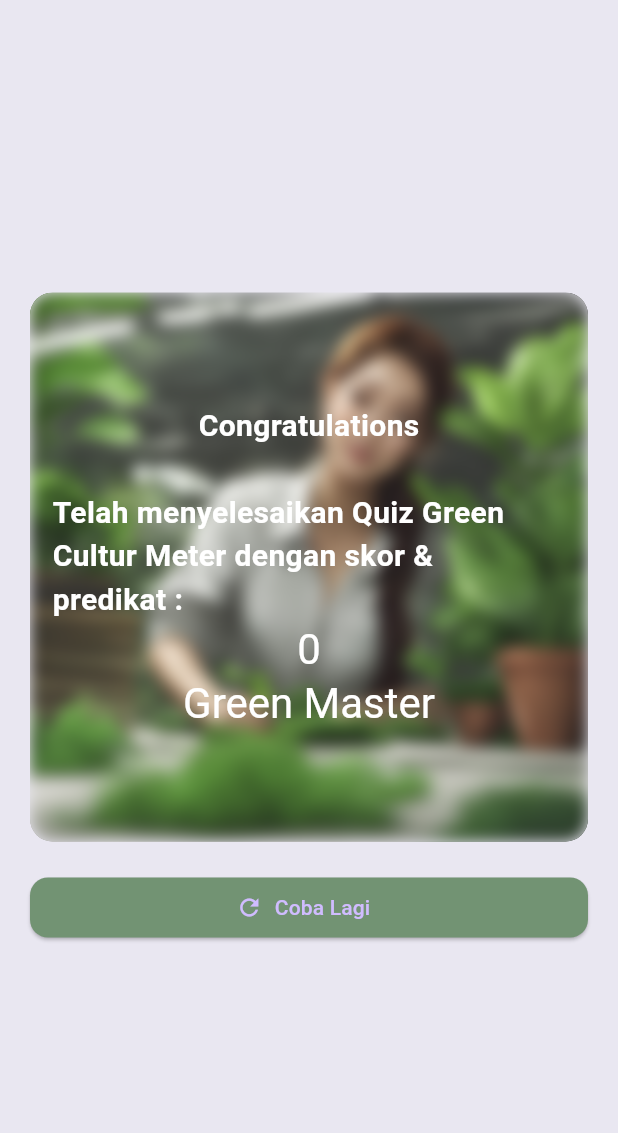
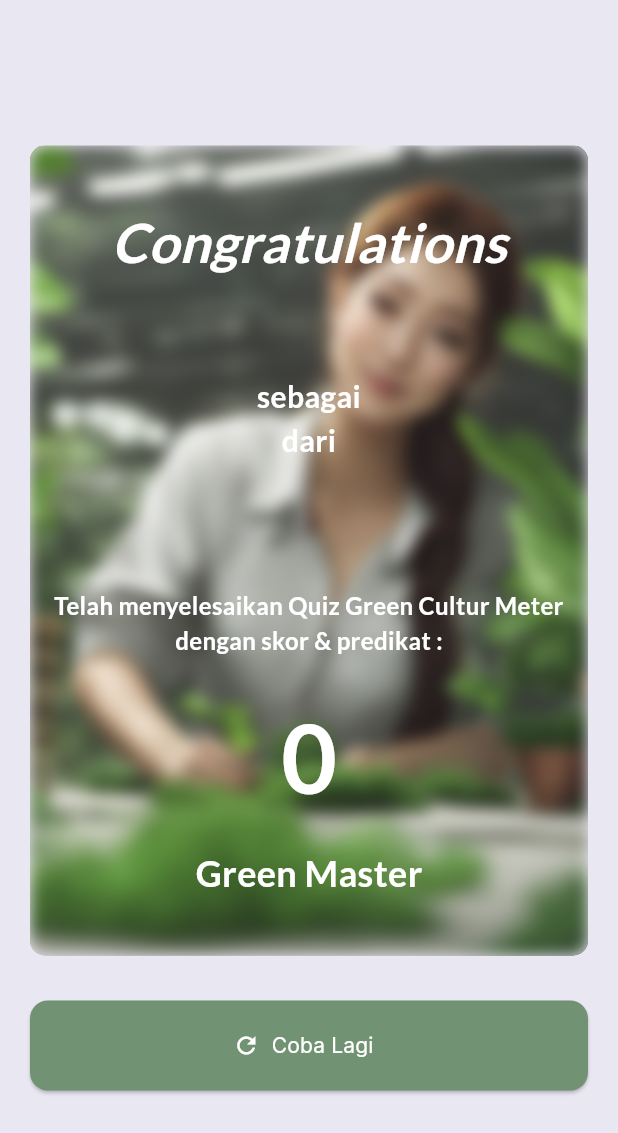
Before and after one commit to strayyouth666/Green-Culture-Meter, a Flutter app: the ScoreScreen screen opened directly with empty values, on a phone screen of 412 x 824 dp. Shown: the top 1133 px of the screen. Run offline on Flutter 3.47's test engine with Material 3 defaults, Android fonts, the light colour scheme and no system bars; our stand-ins replace flutter_svg, get.

Commit message:
add styling

```diff
--- a/lib/screens/quiz/components/option.dart
+++ b/lib/screens/quiz/components/option.dart
@@ -30,14 +30,14 @@
         backgroundColor: MaterialStateProperty.all(
           isSelected ? Colors.green : const Color(0xFF2C2395),
         ),
-        minimumSize: MaterialStateProperty.all(const Size(double.infinity, 40)),
-        padding: MaterialStateProperty.all(const EdgeInsets.all(16.0)),
+        minimumSize: MaterialStateProperty.all(const Size(double.infinity, 20)),
+        padding: MaterialStateProperty.all(const EdgeInsets.all(10.0)),
       ),
       child: Text(
         text,
-        style: TextStyle(
+        style: const TextStyle(
           fontFamily: 'Inter',
-          color: isSelected ? Colors.black : Colors.white,
+          color: Colors.white,
         ),
       ),
     );
--- a/lib/screens/quiz/components/question_card.dart
+++ b/lib/screens/quiz/components/question_card.dart
@@ -34,14 +34,14 @@
             ),
           ),
           const SizedBox(
-            height: 10,
+            height: 20,
           ),
           Container(
             margin: const EdgeInsets.symmetric(horizontal: kDefaultPadding),
             padding: const EdgeInsets.all(kDefaultPadding),
             decoration: BoxDecoration(
               color: const Color(0xFF1B1F31),
-              borderRadius: BorderRadius.circular(15),
+              borderRadius: BorderRadius.circular(10),
               border: Border.all(color: const Color(0xFFFFFEFE), width: 1),
             ),
             child: Column(
@@ -50,8 +50,12 @@
                   question.question,
                   style: Theme.of(context).textTheme.titleMedium!.copyWith(
                         color: Colors.white,
-                        fontFamily: 'Inter',
+                        fontFamily: 'Lato',
+                        fontSize: 18,
                       ),
+                ),
+                const SizedBox(
+                  height: 20,
                 ),
                 const SizedBox(height: kDefaultPadding / 2),
                 ...List.generate(
@@ -59,8 +63,7 @@
                   (index) {
                     final uniqueKey = GlobalKey();
                     return Padding(
-                      padding: const EdgeInsets.symmetric(
-                          vertical: kDefaultPadding / 2),
+                      padding: const EdgeInsets.symmetric(vertical: 8),
                       child: Option(
                         key: uniqueKey,
                         questionIndex: question.id,
@@ -148,6 +151,9 @@
               ),
             ),
           ),
+          const SizedBox(
+            height: 30,
+          ),
         ],
       ),
     );
--- a/lib/screens/score/score_screen.dart
+++ b/lib/screens/score/score_screen.dart
@@ -1,10 +1,11 @@
 import 'dart:ui';
+
 import 'package:flutter/material.dart';
 import 'package:get/get.dart';
 import 'package:green_culture_meter/constants.dart';
 import 'package:green_culture_meter/controllers/data_controller.dart';
 import 'package:green_culture_meter/controllers/question_controller.dart';
-import 'package:green_culture_meter/screens/quiz/quiz_screen.dart';
+import 'package:green_culture_meter/screens/welcome/welcome_screen.dart';
 
 class ScoreScreen extends StatelessWidget {
   final QuestionController questionController = Get.find<QuestionController>();
@@ -28,8 +29,11 @@
     return GetBuilder<DataController>(
       builder: (dataController) {
         String userName = dataController.name.value;
+        String position = dataController.position.value;
+        String department = dataController.department.value;
+        String nik = dataController.nik.value;
         return Scaffold(
-          backgroundColor: Color(0xFFE9E7F1),
+          backgroundColor: const Color(0xFFE9E7F1),
           body: Center(
             child: Padding(
               padding: const EdgeInsets.all(20.0),
@@ -38,16 +42,16 @@
                 children: [
                   SizedBox(
                     width: double.infinity,
-                    height: 366,
+                    height: 540,
                     child: ClipRRect(
-                      borderRadius: BorderRadius.circular(15.0),
+                      borderRadius: BorderRadius.circular(10.0),
                       child: Stack(
                         children: [
                           Image.asset(
                             'assets/image1.png',
                             fit: BoxFit.cover,
                             width: double.infinity,
-                            height: 366,
+                            height: 540,
                           ),
                           Positioned.fill(
                             child: BackdropFilter(
@@ -67,40 +71,97 @@
                                   const Text(
                                     "Congratulations",
                                     style: TextStyle(
+                                      fontSize: 36.0,
+                                      fontFamily: "Lato",
+                                      fontWeight: FontWeight.bold,
+                                      color: Colors.white,
+                                      fontStyle: FontStyle.italic,
+                                    ),
+                                  ),
+                                  const SizedBox(
+                                    height: 15,
+                                  ),
+                                  Text(
+                                    userName,
+                                    textAlign: TextAlign.center,
+                                    style: const TextStyle(
+                                      fontSize: 24.0,
+                                      fontFamily: "Lato",
+                                      fontWeight: FontWeight.bold,
+                                      color: Colors.white,
+                                    ),
+                                  ),
+                                  const SizedBox(
+                                    height: 15,
+                                  ),
+                                  Text(
+                                    "sebagai $position",
+                                    textAlign: TextAlign.center,
+                                    style: const TextStyle(
                                       fontSize: 20.0,
+                                      fontFamily: "Lato",
                                       fontWeight: FontWeight.bold,
                                       color: Colors.white,
                                     ),
                                   ),
                                   Text(
-                                    userName,
+                                    "dari $department",
+                                    textAlign: TextAlign.center,
                                     style: const TextStyle(
                                       fontSize: 20.0,
+                                      fontFamily: "Lato",
                                       fontWeight: FontWeight.bold,
                                       color: Colors.white,
                                     ),
                                   ),
-                                  const Text(
-                                    "Telah menyelesaikan Quiz Green Cultur Meter dengan skor & predikat :",
-                                    style: TextStyle(
-                                      fontSize: 20.0,
+                                  const SizedBox(
+                                    height: 20,
+                                  ),
+                                  Text(
+                                    nik,
+                                    style: const TextStyle(
+                                      fontSize: 24.0,
+                                      fontFamily: "Lato",
                                       fontWeight: FontWeight.bold,
                                       color: Colors.white,
                                     ),
                                   ),
+                                  const SizedBox(
+                                    height: 30,
+                                  ),
+                                  const Text(
+                                    "Telah menyelesaikan Quiz Green Cultur Meter dengan skor & predikat :",
+                                    textAlign: TextAlign.center,
+                                    style: TextStyle(
+                                      fontSize: 16.0,
+                                      fontFamily: "Lato",
+                                      fontWeight: FontWeight.bold,
+                                      color: Colors.white,
+                                    ),
+                                  ),
+                                  const SizedBox(
+                                    height: 20,
+                                  ),
                                   Text(
                                     "$totalPoints",
-                                    style: Theme.of(context)
-                                        .textTheme
-                                        .headlineMedium!
-                                        .copyWith(color: Colors.white),
+                                    style: const TextStyle(
+                                      fontSize: 64.0,
+                                      fontFamily: "Lato",
+                                      fontWeight: FontWeight.bold,
+                                      color: Colors.white,
+                                    ),
+                                  ),
+                                  const SizedBox(
+                                    height: 15,
                                   ),
                                   Text(
                                     grade,
-                                    style: Theme.of(context)
-                                        .textTheme
-                                        .headlineMedium!
-                                        .copyWith(color: Colors.white),
+                                    style: const TextStyle(
+                                      fontSize: 24.0,
+                                      fontFamily: "Lato",
+                                      fontWeight: FontWeight.bold,
+                                      color: Colors.white,
+                                    ),
                                   ),
                                 ],
                               ),
@@ -110,15 +171,25 @@
                       ),
                     ),
                   ),
-                  const SizedBox(height: 20),
+                  const SizedBox(height: 30),
                   SizedBox(
+                    height: 60,
                     width: double.infinity,
                     child: ElevatedButton.icon(
                       onPressed: () {
-                        Get.to(const QuizScreen());
+                        Get.to(WelcomeScreen());
                       },
-                      icon: const Icon(Icons.refresh),
-                      label: const Text('Coba Lagi'),
+                      icon: const Icon(
+                        Icons.refresh,
+                        color: Colors.white,
+                      ),
+                      label: const Text(
+                        'Coba Lagi',
+                        style: TextStyle(
+                          color: Colors.white,
+                          fontFamily: 'Inter',
+                        ),
+                      ),
                       style: ElevatedButton.styleFrom(
                         backgroundColor: const Color(0xFF729373),
                         shape: RoundedRectangleBorder(
--- a/lib/screens/welcome/welcome_screen.dart
+++ b/lib/screens/welcome/welcome_screen.dart
@@ -262,7 +262,6 @@
                       position: positionController.text,
                       compartment: compartmentController.text,
                     );
-                    Get.to(const QuizScreen());
                     if (_dataController.isAnyFieldEmpty()) {
                       Get.defaultDialog(
                         title: "Data tidak lengkap",
--- a/pubspec.yaml
+++ b/pubspec.yaml
@@ -72,6 +72,11 @@
       - asset: fonts/Inter-Regular.ttf
       - asset: fonts/Inter-Bold.ttf
         weight: 700
+  - family: Lato
+    fonts:
+      - asset: fonts/Lato-Regular.ttf
+      - asset: fonts/Lato-Bold.ttf
+        weight: 700
 
   # assets:
   #   - assets/images/
```
Also changed, not shown: fonts/Lato-Bold.ttf (added), fonts/Lato-Italic.ttf (added), fonts/Lato-Regular.ttf (added).
